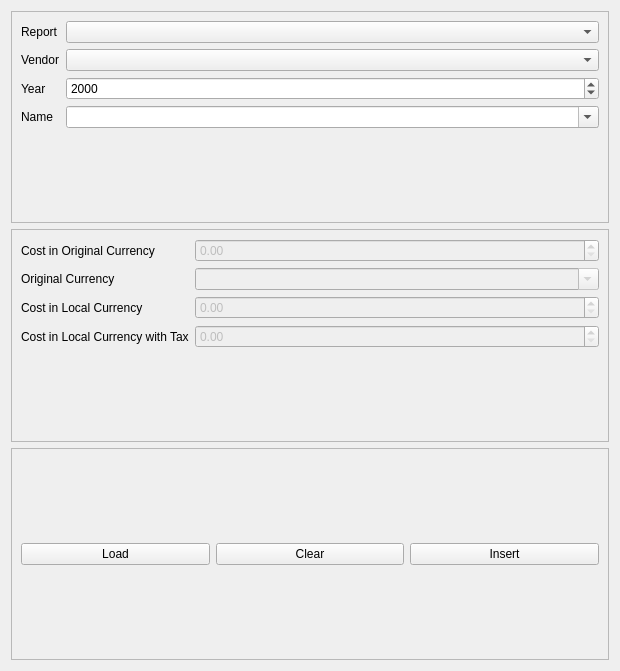
CS-4820-Library-Project/COUNTER-5-Report-Tool-2020-5.0, file ui/CostsTab.ui: the form before one commit.
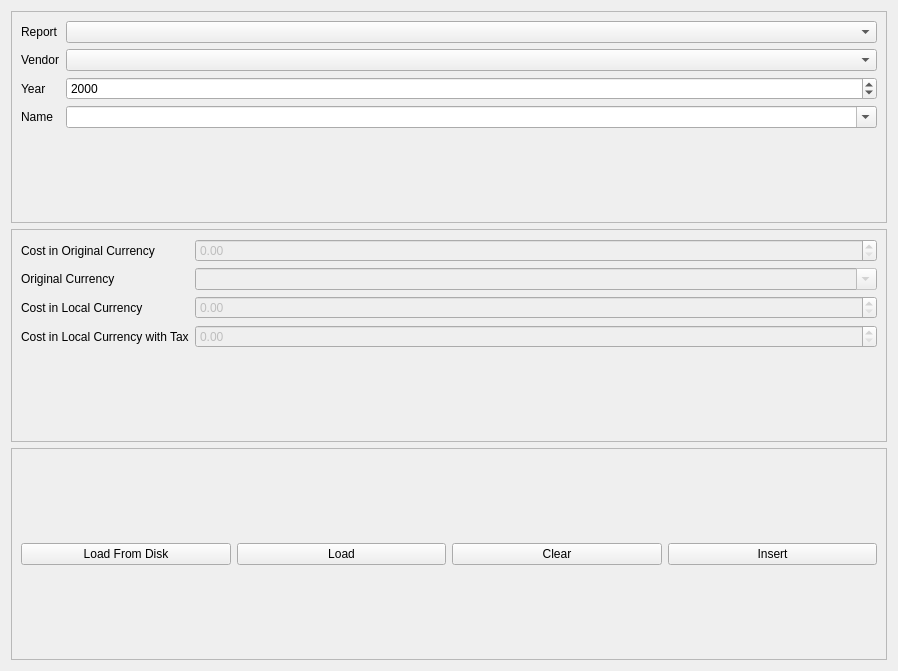
The form after the commit.

Commit message: add importing costs from TSV/CSV

The edit to the form file:
```diff
--- a/ui/CostsTab.ui
+++ b/ui/CostsTab.ui
@@ -6,7 +6,7 @@
    <rect>
     <x>0</x>
     <y>0</y>
-    <width>620</width>
+    <width>898</width>
     <height>671</height>
    </rect>
   </property>
@@ -153,28 +153,35 @@
      <property name="frameShadow">
       <enum>QFrame::Raised</enum>
      </property>
-     <layout class="QHBoxLayout" name="horizontalLayout_14">
-      <item>
-       <widget class="QPushButton" name="costs_load_button">
-        <property name="text">
-         <string>Load</string>
-        </property>
-       </widget>
-      </item>
-      <item>
+     <layout class="QGridLayout" name="gridLayout">
+      <item row="0" column="2">
        <widget class="QPushButton" name="costs_clear_button">
         <property name="text">
          <string>Clear</string>
         </property>
        </widget>
       </item>
-      <item>
+      <item row="0" column="1">
+       <widget class="QPushButton" name="costs_load_button">
+        <property name="text">
+         <string>Load</string>
+        </property>
+       </widget>
+      </item>
+      <item row="0" column="3">
        <widget class="QPushButton" name="costs_insert_button">
         <property name="text">
          <string>Insert</string>
         </property>
        </widget>
       </item>
+      <item row="0" column="0">
+       <widget class="QPushButton" name="costs_load_from_disk_button">
+        <property name="text">
+         <string>Load From Disk</string>
+        </property>
+       </widget>
+      </item>
      </layout>
     </widget>
    </item>
```
The commit also changes 4 other files.
